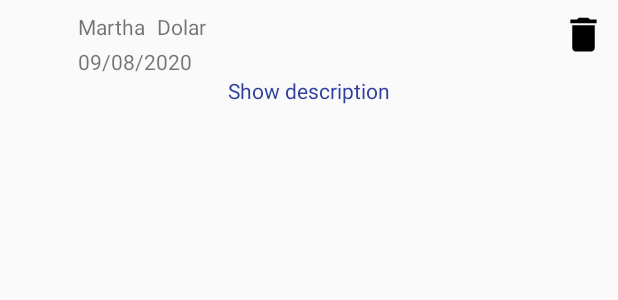
After one commit to Czilis/bakeryTask, an Android app: the layout layout_person.xml on its own in the app's theme, with its tools: preview values and no code run, on a phone screen of 412 x 824 dp. The commit adds this screen. Shown: the top 300 px of the screen. Run offline under Robolectric (Android 15) with nearby library versions, the phone set to English and light mode, and no system bars; network calls fail.

Commit message:
Added recycler with adapter and corresponding view, implemented binding in viewholder

```diff
--- a/BakeryApp/app/src/main/java/smagabakery/com/bakeryapp/configuration/App.kt
+++ b/BakeryApp/app/src/main/java/smagabakery/com/bakeryapp/configuration/App.kt
@@ -3,7 +3,6 @@ package smagabakery.com.bakeryapp.configuration
 import android.app.Application
 import io.reactivex.Scheduler
 import io.reactivex.android.schedulers.AndroidSchedulers
-import net.danlew.android.joda.JodaTimeAndroid
 import smagabakery.com.bakeryapp.BuildConfig
 import smagabakery.com.bakeryapp.configuration.remote.DefaultJsonProvider
 import smagabakery.com.bakeryapp.configuration.remote.DefaultRetrofitProvider
@@ -17,7 +16,6 @@ class App : Application() {
     override fun onCreate() {
         super.onCreate()
 
-        JodaTimeAndroid.init(this)
         initSingletons()
     }
 
--- a/BakeryApp/app/src/main/java/smagabakery/com/bakeryapp/data/model/People.kt
+++ b/BakeryApp/app/src/main/java/smagabakery/com/bakeryapp/data/model/People.kt
@@ -1,4 +1,4 @@
 package smagabakery.com.bakeryapp.data.model
 
 
-class People (val people: List<Person>)
+class People (val all: List<Person>)
--- a/BakeryApp/app/src/main/java/smagabakery/com/bakeryapp/data/model/Person.kt
+++ b/BakeryApp/app/src/main/java/smagabakery/com/bakeryapp/data/model/Person.kt
@@ -1,5 +1,3 @@
 package smagabakery.com.bakeryapp.data.model
 
-import org.joda.time.DateTime
-
-data class Person(val firstName:String, val lastName:String, val avatarUrl: String?, val birthDay:DateTime, val description:String?)
+data class Person(val firstName: String, val lastName: String, val avatarUrl: String?, val birthDay: String, val description: String?)
--- a/BakeryApp/app/src/main/java/smagabakery/com/bakeryapp/data/remote/PersonDeserializer.kt
+++ b/BakeryApp/app/src/main/java/smagabakery/com/bakeryapp/data/remote/PersonDeserializer.kt
@@ -1,7 +1,6 @@
 package smagabakery.com.bakeryapp.data.remote
 
 import com.google.gson.JsonObject
-import org.joda.time.DateTime
 import smagabakery.com.bakeryapp.data.model.Person
 
 object PersonDeserializer {
@@ -12,10 +11,9 @@ object PersonDeserializer {
                     val firstName = getString("firstNamE")
                     val lastName = getString("last_name")
                     val avatarUrl = getNullableStringWithMultipleKeys(listOf("avatar", "avataR"))
-//                todo different date time formats
-                    val bDay = DateTime.now()
+                    val birthDay = getString("bDay")
                     val description = getNullable("description")
-                    Person(firstName, lastName, avatarUrl, bDay, description)
+                    Person(firstName, lastName, avatarUrl, birthDay, description)
                 } catch (exc: Exception) {
 
                     System.err.println(exc)
--- /dev/null
+++ b/BakeryApp/app/src/main/res/drawable/ic_delete.xml
@@ -0,0 +1,9 @@
+<vector xmlns:android="http://schemas.android.com/apk/res/android"
+        android:width="24dp"
+        android:height="24dp"
+        android:viewportWidth="24.0"
+        android:viewportHeight="24.0">
+    <path
+        android:pathData="M6,19c0,1.1 0.9,2 2,2h8c1.1,0 2,-0.9 2,-2V7H6v12zM19,4h-3.5l-1,-1h-5l-1,1H5v2h14V4z"
+        android:fillColor="#000000"/>
+</vector>
--- /dev/null
+++ b/BakeryApp/app/src/main/res/layout/layout_person.xml
@@ -0,0 +1,88 @@
+<?xml version="1.0" encoding="utf-8"?>
+<android.support.constraint.ConstraintLayout xmlns:android="http://schemas.android.com/apk/res/android"
+    xmlns:app="http://schemas.android.com/apk/res-auto"
+    xmlns:tools="http://schemas.android.com/tools"
+    android:layout_width="match_parent"
+    android:layout_height="wrap_content">
+
+    <android.support.v7.widget.AppCompatTextView
+        android:id="@+id/txtFirstName"
+        android:layout_width="wrap_content"
+        android:layout_height="wrap_content"
+
+        android:layout_marginLeft="4dp"
+        android:layout_marginStart="4dp"
+        app:layout_constraintLeft_toRightOf="@+id/imgAvatar"
+        app:layout_constraintTop_toTopOf="@+id/imgAvatar"
+        tools:text="Martha" />
+
+    <android.support.v7.widget.AppCompatTextView
+        android:id="@+id/txtLastName"
+        android:layout_width="wrap_content"
+        android:layout_height="wrap_content"
+        android:layout_marginLeft="8dp"
+        android:layout_marginStart="8dp"
+        app:layout_constraintLeft_toRightOf="@+id/txtFirstName"
+        app:layout_constraintTop_toTopOf="@+id/txtFirstName"
+        tools:text="Dolar" />
+
+    <android.support.v7.widget.AppCompatTextView
+        android:id="@+id/txtBirthDay"
+        android:layout_width="wrap_content"
+        android:layout_height="wrap_content"
+        android:layout_marginTop="4dp"
+        app:layout_constraintLeft_toLeftOf="@+id/txtFirstName"
+        app:layout_constraintTop_toBottomOf="@+id/txtFirstName"
+        tools:text="09/08/2020" />
+
+    <android.support.v7.widget.AppCompatImageView
+        android:id="@+id/imgAvatar"
+        android:layout_width="40dp"
+        android:layout_height="40dp"
+        android:layout_marginLeft="8dp"
+        android:layout_marginStart="8dp"
+        android:layout_marginRight="8dp"
+        android:layout_marginTop="8dp"
+        app:layout_constraintLeft_toLeftOf="parent"
+        app:layout_constraintTop_toTopOf="parent" />
+
+    <android.support.v7.widget.AppCompatTextView
+        android:id="@+id/txtDescription"
+        android:layout_width="wrap_content"
+        android:layout_height="wrap_content"
+        android:layout_marginEnd="8dp"
+        android:layout_marginLeft="8dp"
+        android:layout_marginRight="8dp"
+        android:layout_marginStart="8dp"
+        android:textColor="@color/colorPrimaryDark"
+        android:text="@string/l_show_description"
+        app:layout_constraintLeft_toLeftOf="parent"
+        app:layout_constraintRight_toRightOf="parent"
+        app:layout_constraintTop_toBottomOf="@+id/txtBirthDay" />
+
+    <android.support.v7.widget.AppCompatImageView
+        android:id="@+id/imgDelete"
+        app:srcCompat="@drawable/ic_delete"
+        android:layout_width="30dp"
+        android:layout_height="30dp"
+        android:background="?attr/selectableItemBackgroundBorderless"
+        android:layout_marginRight="8dp"
+        app:layout_constraintRight_toRightOf="parent"
+        app:layout_constraintTop_toTopOf="parent"
+        android:layout_marginTop="8dp" />
+
+    <android.support.v7.widget.AppCompatTextView
+        android:id="@+id/txtDescriptionValue"
+        android:visibility="gone"
+        android:autoLink="all"
+        android:layout_width="match_parent"
+        android:layout_height="wrap_content"
+        android:layout_marginLeft="8dp"
+        android:layout_marginRight="8dp"
+        android:layout_marginTop="8dp"
+        app:layout_constraintLeft_toLeftOf="parent"
+        app:layout_constraintRight_toRightOf="parent"
+        app:layout_constraintTop_toBottomOf="@+id/txtDescription"
+        tools:text="Lorem ipsum dolor sit amet, consectetur adipiscing elit. Curabitur id mauris fermentum, commodo nisl sit amet, pretium justo. Lorem ipsum dolor sit amet, consectetur adipiscing elit. Curabitur id mauris fermentum, commodo nisl sit amet, pretium justo. Lorem ipsum dolor sit amet, consectetur adipiscing elit.\n Curabitur id mauris fermentum, commodo nisl sit amet, pretium justo." />
+
+</android.support.constraint.ConstraintLayout>
--- a/BakeryApp/app/src/main/res/values/strings.xml
+++ b/BakeryApp/app/src/main/res/values/strings.xml
@@ -1,3 +1,6 @@
 <resources>
     <string name="app_name">BakeryApp</string>
+
+    <string name="l_show_description">Show description</string>
+    <string name="l_hide_description">Hide description</string>
 </resources>
```
Also changed, not shown: BakeryApp/app/build.gradle (+8 -1 lines), BakeryApp/app/src/main/java/smagabakery/com/bakeryapp/ui/View.kt (added, +12 -0 lines), BakeryApp/app/src/main/java/smagabakery/com/bakeryapp/ui/peoplelist/MainActivity.kt (+6 -1 lines), BakeryApp/app/src/main/java/smagabakery/com/bakeryapp/ui/peoplelist/PeopleListAdapter.kt (added, +68 -0 lines), BakeryApp/app/src/main/res/drawable/ic_default_avatar.xml (added, +9 -0 lines), BakeryApp/app/src/main/res/layout/activity_main.xml (+7 -12 lines).
